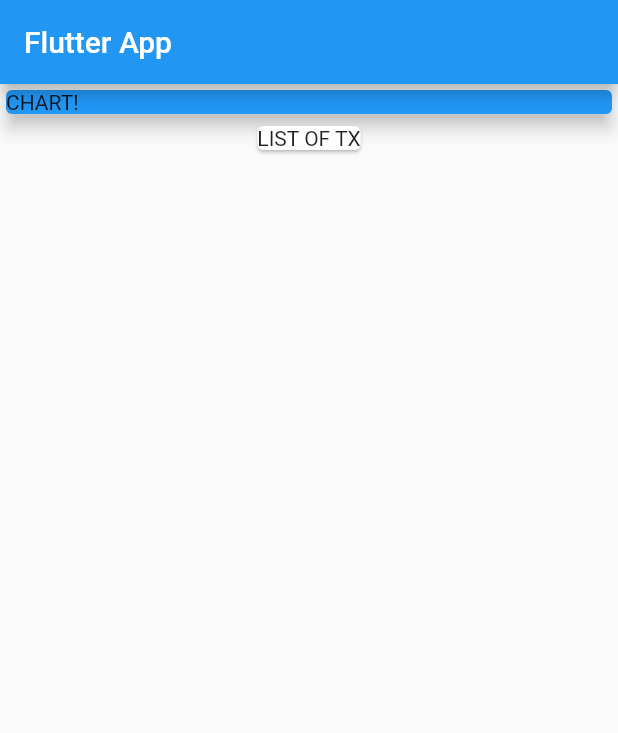
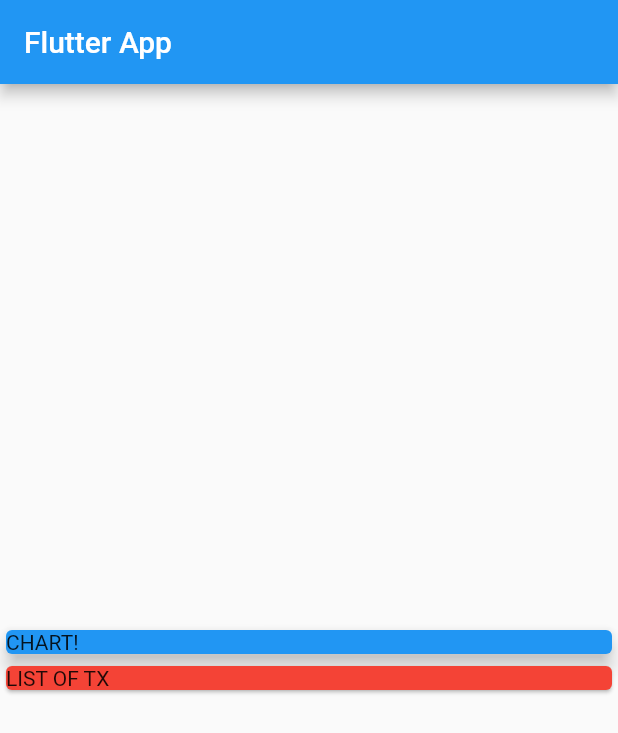
Before and after one commit to RonRofe/flutter-course, a Flutter app: the screen it shows after launch, on a phone screen of 412 x 824 dp. Shown: the top 733 px of the screen. Run offline on Flutter 3.47's test engine with Material 2 defaults, Android fonts, the phone set to English and light mode, and no system bars.

Commit message:
main-axis-alignment & cross-axis-alignment

```diff
--- a/expenses_app/lib/main.dart
+++ b/expenses_app/lib/main.dart
@@ -20,7 +20,10 @@ class MyHomePage extends StatelessWidget {
       appBar: AppBar(
        title: Text('Flutter App')
       ),
-      body: Column(children: <Widget>[
+      body: Column(
+        mainAxisAlignment: MainAxisAlignment.center,
+        crossAxisAlignment: CrossAxisAlignment.stretch,
+        children: <Widget>[
           Container(
             width: double.infinity,
             child: Card(
@@ -29,7 +32,10 @@ class MyHomePage extends StatelessWidget {
               elevation: 5,
             ),
           ),
-        Card(child: Text('LIST OF TX'),),
+        Card(
+          color: Colors.red,
+          child: Text('LIST OF TX'),
+        ),
       ])
     );
   }
```
Lines whose indentation alone changed are shown as unchanged.
